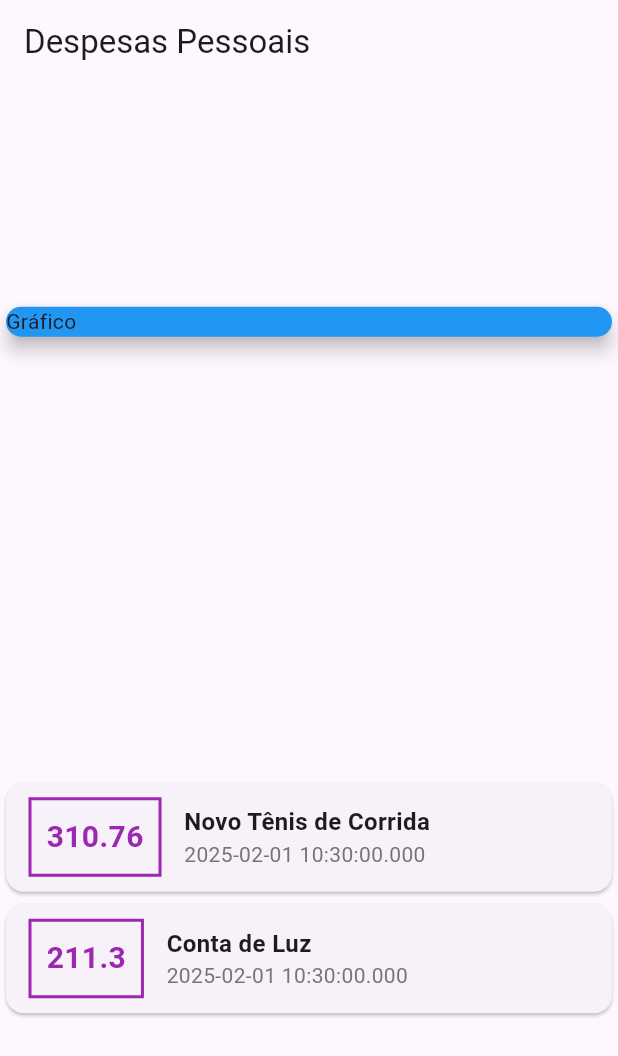
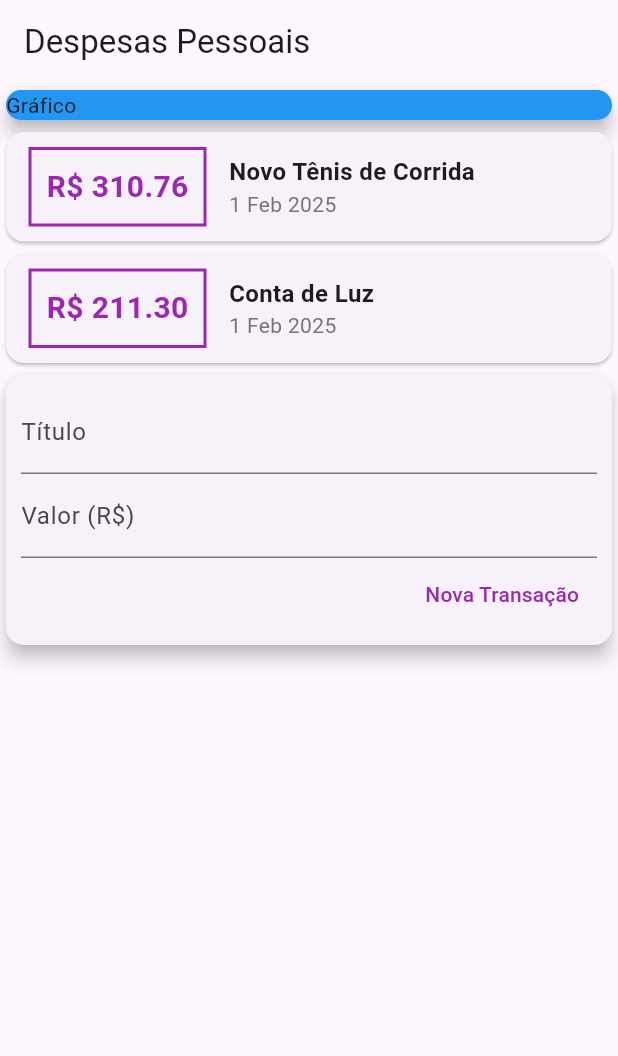
Before and after one commit to JoaoTravalini/appdespesaspessoais, a Flutter app: the screen it shows after launch, on a phone screen of 412 x 824 dp. Shown: the top 1056 px of the screen. Run offline on Flutter 3.47's test engine with Material 3 defaults, Android fonts, the phone set to English and light mode, and no system bars.

Commit message:
Add TextField01 100

```diff
--- a/lib/main.dart
+++ b/lib/main.dart
@@ -1,5 +1,6 @@
 import 'package:appdespesaspessoais/models/transaction.dart';
 import 'package:flutter/material.dart';
+import 'package:intl/intl.dart';
 
 main() => runApp(ExpensesApp());
 
@@ -31,7 +32,6 @@
     return Scaffold(
       appBar: AppBar(title: Text('Despesas Pessoais')),
       body: Column(
-        mainAxisAlignment: MainAxisAlignment.spaceAround,
         crossAxisAlignment: CrossAxisAlignment.stretch,
         children: <Widget>[
           Container(
@@ -56,7 +56,7 @@
                     )),
                     padding: EdgeInsets.all(10),
                     child: Text(
-                      tr.value.toString(),
+                      'R\$ ${tr.value.toStringAsFixed(2)}',
                       style: TextStyle(
                         fontWeight: FontWeight.bold,
                         fontSize: 20,
@@ -75,7 +75,7 @@
                           ),
                         ),
                         Text(
-                          tr.date.toString(),
+                          DateFormat('d MMM y').format(tr.date),
                           style: TextStyle(
                             color: Colors.grey[600],
                           ),
@@ -84,6 +84,38 @@
                 ],
               ));
             }).toList(),
+          ),
+          Card(
+            elevation: 5,
+            child: Padding(
+              padding: const EdgeInsets.all(10),
+              child: Column(
+                children: <Widget>[
+                  TextField(
+                    decoration: InputDecoration(
+                      labelText: 'Título',
+                    ),
+                  ),
+                  TextField(
+                    decoration: InputDecoration(
+                      labelText: 'Valor (R\$)',
+                    ),
+                  ),
+                  Row(
+                    mainAxisAlignment: MainAxisAlignment.end,
+                    children: [
+                      TextButton(
+                        style: TextButton.styleFrom(
+                          foregroundColor: Colors.purple,
+                        ),
+                        child: Text('Nova Transação'),
+                        onPressed: () {},
+                      ),
+                    ],
+                  ),
+                ],
+              ),
+            ),
           )
         ],
       ),
--- a/pubspec.yaml
+++ b/pubspec.yaml
@@ -30,7 +30,7 @@
 dependencies:
   flutter:
     sdk: flutter
-
+  intl: ^0.20.2
 
   # The following adds the Cupertino Icons font to your application.
   # Use with the CupertinoIcons class for iOS style icons.
```
Also changed, not shown: pubspec.lock.
